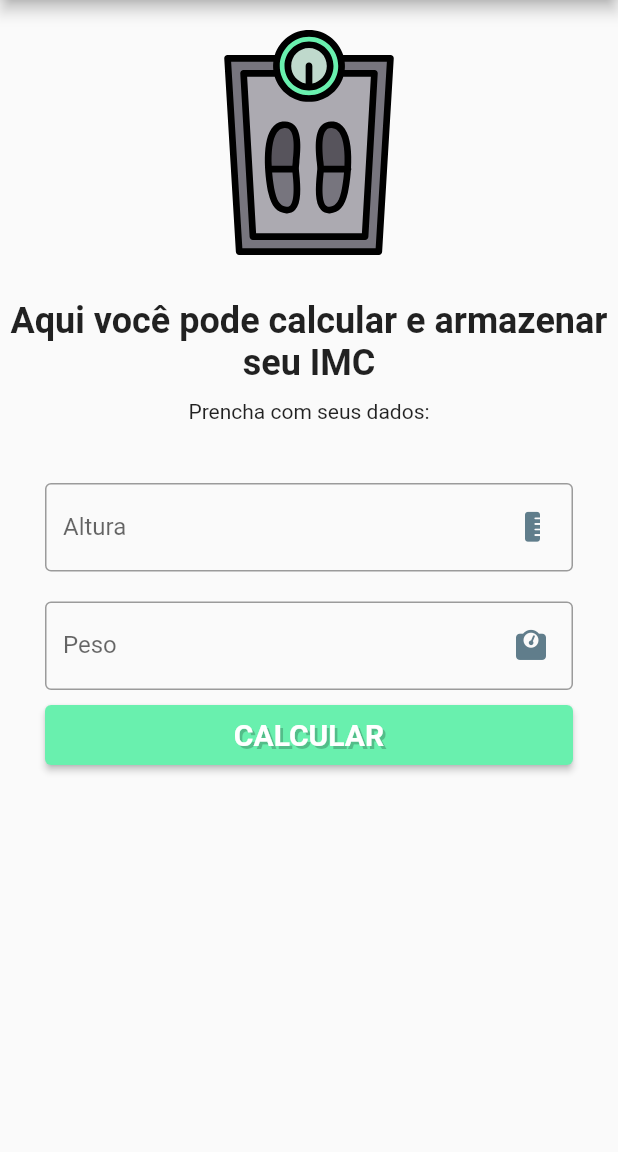
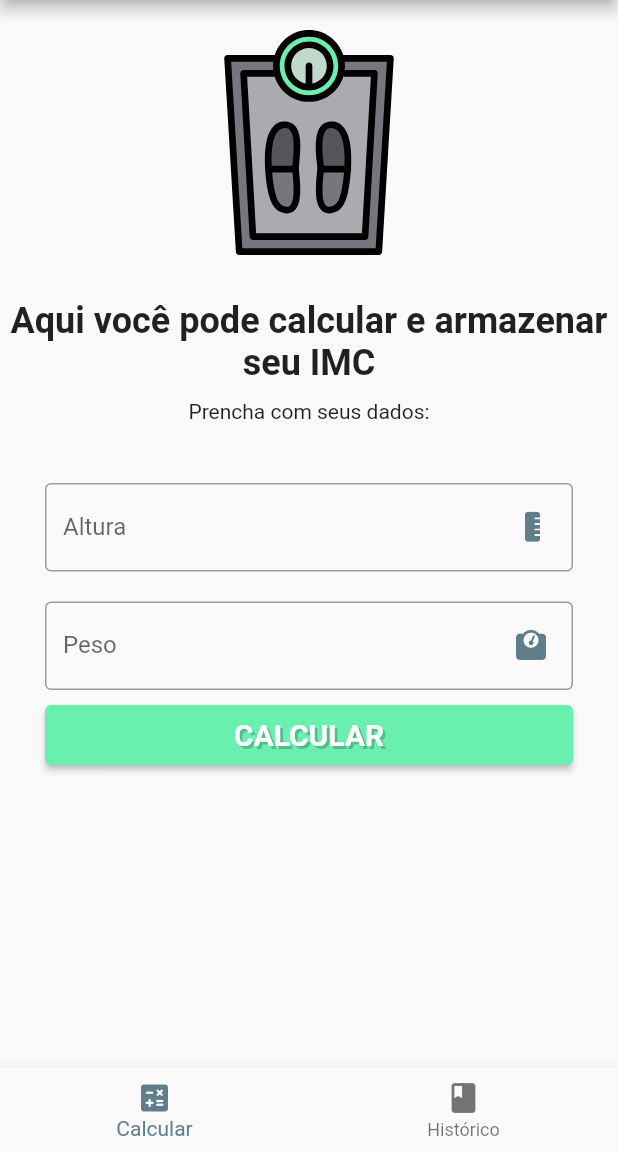
Before and after one commit to torressg/calculadora_de_IMC, a Flutter app: the screen it shows after launch, after a tap on "CALCULAR", on a phone screen of 412 x 824 dp, the part 84-1236 px from its top. Run offline on Flutter 3.47's test engine with Material 2 defaults, Android fonts, the phone set to English and light mode, and no system bars; our stand-ins replace flutter_svg, font_awesome_flutter, google_fonts.

Commit message:
organizing pages

```diff
--- a/lib/main.dart
+++ b/lib/main.dart
@@ -1,3 +1,4 @@
+import 'package:calculadora_de_imc/page/calculo_page.dart';
 import 'package:calculadora_de_imc/page/home_page.dart';
 import 'package:flutter/material.dart';
 import 'package:google_fonts/google_fonts.dart';
--- /dev/null
+++ b/lib/page/calculo_page.dart
@@ -0,0 +1,106 @@
+import 'package:flutter/material.dart';
+import 'package:flutter_svg/flutter_svg.dart';
+import 'package:font_awesome_flutter/font_awesome_flutter.dart';
+
+class CalculoPage extends StatefulWidget {
+  const CalculoPage({super.key});
+
+  @override
+  State<CalculoPage> createState() => _CalculoPageState();
+}
+
+class _CalculoPageState extends State<CalculoPage> {
+  @override
+  Widget build(BuildContext context) {
+    return Scaffold(
+      resizeToAvoidBottomInset: false,
+      body: Container(
+        margin: const EdgeInsets.only(top: 20),
+        child: SingleChildScrollView(
+          child: Center(
+            child: Column(
+              children: [
+                SvgPicture.asset('lib/assets/balanca.svg', height: 150),
+                const SizedBox(height: 30),
+                const Text(
+                  "Aqui você pode calcular e armazenar seu IMC",
+                  style: TextStyle(fontSize: 24, fontWeight: FontWeight.w600),
+                  textAlign: TextAlign.center,
+                ),
+                const SizedBox(height: 10),
+                const Text("Prencha com seus dados:"),
+                const SizedBox(height: 40),
+                Container(
+                  margin: const EdgeInsets.symmetric(horizontal: 30),
+                  child: TextFormField(
+                    keyboardType: TextInputType.number,
+                    decoration: const InputDecoration(
+                      labelText: "Altura",
+                      hintText: "Digite sua altura.",
+                      border: OutlineInputBorder(),
+                      suffixIcon: Padding(
+                        padding:
+                            EdgeInsets.symmetric(vertical: 13, horizontal: 16),
+                        child: FaIcon(
+                          FontAwesomeIcons.rulerVertical,
+                          color: Colors.blueGrey,
+                          size: 20,
+                        ),
+                      ),
+                    ),
+                  ),
+                ),
+                const SizedBox(height: 20),
+                Container(
+                  margin: const EdgeInsets.symmetric(horizontal: 30),
+                  child: TextFormField(
+                    keyboardType: TextInputType.number,
+                    decoration: const InputDecoration(
+                      labelText: "Peso",
+                      hintText: "Digite seu peso.",
+                      border: OutlineInputBorder(),
+                      suffixIcon: Padding(
+                        padding:
+                            EdgeInsets.symmetric(vertical: 13, horizontal: 10),
+                        child: FaIcon(
+                          FontAwesomeIcons.weightScale,
+                          color: Colors.blueGrey,
+                          size: 20,
+                        ),
+                      ),
+                    ),
+                  ),
+                ),
+                const SizedBox(
+                  height: 10,
+                ),
+                Container(
+                    width: double.infinity,
+                    height: 40,
+                    margin: const EdgeInsets.symmetric(horizontal: 30),
+                    child: ElevatedButton(
+                        onPressed: () {},
+                        style: ButtonStyle(
+                            backgroundColor: MaterialStateProperty.all(
+                                const Color.fromRGBO(105, 240, 174, 1))),
+                        child: const Text(
+                          "CALCULAR",
+                          style: TextStyle(
+                              fontSize: 20,
+                              fontWeight: FontWeight.bold,
+                              shadows: <Shadow>[
+                                Shadow(
+                                  offset: Offset(2.0, 2.0),
+                                  blurRadius: 0.0,
+                                  color: Color.fromARGB(54, 0, 0, 0),
+                                )
+                              ]),
+                        )))
+              ],
+            ),
+          ),
+        ),
+      ),
+    );
+  }
+}
--- /dev/null
+++ b/lib/page/hist_page.dart
@@ -0,0 +1,15 @@
+import 'package:flutter/material.dart';
+
+class HistPage extends StatefulWidget {
+  const HistPage({super.key});
+
+  @override
+  State<HistPage> createState() => _HistPageState();
+}
+
+class _HistPageState extends State<HistPage> {
+  @override
+  Widget build(BuildContext context) {
+    return Container();
+  }
+}
--- a/lib/page/home_page.dart
+++ b/lib/page/home_page.dart
@@ -1,3 +1,5 @@
+import 'package:calculadora_de_imc/page/calculo_page.dart';
+import 'package:calculadora_de_imc/page/hist_page.dart';
 import 'package:flutter/material.dart';
 import 'package:flutter_svg/flutter_svg.dart';
 import 'package:font_awesome_flutter/font_awesome_flutter.dart';
@@ -10,6 +12,8 @@ class HomePage extends StatefulWidget {
 }
 
 class _HomePageState extends State<HomePage> {
+  PageController controller = PageController(initialPage: 0);
+  int posicaoPagina = 0;
   @override
   Widget build(BuildContext context) {
     return Scaffold(
@@ -20,93 +24,26 @@ class _HomePageState extends State<HomePage> {
           style: TextStyle(fontWeight: FontWeight.w200),
         ),
       ),
-      body: Container(
-        margin: const EdgeInsets.only(top: 20),
-        child: SingleChildScrollView(
-          child: Center(
-            child: Column(
-              children: [
-                SvgPicture.asset('lib/assets/balanca.svg', height: 150),
-                const SizedBox(height: 30),
-                const Text(
-                  "Aqui você pode calcular e armazenar seu IMC",
-                  style: TextStyle(fontSize: 24, fontWeight: FontWeight.w600),
-                  textAlign: TextAlign.center,
-                ),
-                const SizedBox(height: 10),
-                const Text("Prencha com seus dados:"),
-                const SizedBox(height: 40),
-                Container(
-                  margin: const EdgeInsets.symmetric(horizontal: 30),
-                  child: TextFormField(
-                    keyboardType: TextInputType.number,
-                    decoration: const InputDecoration(
-                      labelText: "Altura",
-                      hintText: "Digite sua altura.",
-                      border: OutlineInputBorder(),
-                      suffixIcon: Padding(
-                        padding:
-                            EdgeInsets.symmetric(vertical: 13, horizontal: 16),
-                        child: FaIcon(
-                          FontAwesomeIcons.rulerVertical,
-                          color: Colors.blueGrey,
-                          size: 20,
-                        ),
-                      ),
-                    ),
-                  ),
-                ),
-                const SizedBox(height: 20),
-                Container(
-                  margin: const EdgeInsets.symmetric(horizontal: 30),
-                  child: TextFormField(
-                    keyboardType: TextInputType.number,
-                    decoration: const InputDecoration(
-                      labelText: "Peso",
-                      hintText: "Digite seu peso.",
-                      border: OutlineInputBorder(),
-                      suffixIcon: Padding(
-                        padding:
-                            EdgeInsets.symmetric(vertical: 13, horizontal: 10),
-                        child: FaIcon(
-                          FontAwesomeIcons.weightScale,
-                          color: Colors.blueGrey,
-                          size: 20,
-                        ),
-                      ),
-                    ),
-                  ),
-                ),
-                const SizedBox(
-                  height: 10,
-                ),
-                Container(
-                    width: double.infinity,
-                    height: 40,
-                    margin: const EdgeInsets.symmetric(horizontal: 30),
-                    child: ElevatedButton(
-                        onPressed: () {},
-                        style: ButtonStyle(
-                            backgroundColor: MaterialStateProperty.all(
-                                const Color.fromRGBO(105, 240, 174, 1))),
-                        child: const Text(
-                          "CALCULAR",
-                          style: TextStyle(
-                              fontSize: 20,
-                              fontWeight: FontWeight.bold,
-                              shadows: <Shadow>[
-                                Shadow(
-                                  offset: Offset(2.0, 2.0),
-                                  blurRadius: 0.0,
-                                  color: Color.fromARGB(54, 0, 0, 0),
-                                )
-                              ]),
-                        )))
-              ],
-            ),
-          ),
-        ),
+      body: PageView(
+        controller: controller,
+        onPageChanged: (value) {
+          setState(() {
+            posicaoPagina = value;
+          });
+        },
+        children: const [CalculoPage(), HistPage()],
       ),
+      bottomNavigationBar: BottomNavigationBar(
+          type: BottomNavigationBarType.fixed,
+          onTap: (value) {
+            controller.jumpToPage(value);
+          },
+          currentIndex: posicaoPagina,
+          items: const [
+            BottomNavigationBarItem(
+                label: "Calcular", icon: Icon(Icons.calculate_rounded)),
+            BottomNavigationBarItem(label: "Histórico", icon: Icon(Icons.book)),
+          ]),
     );
   }
 }
```
